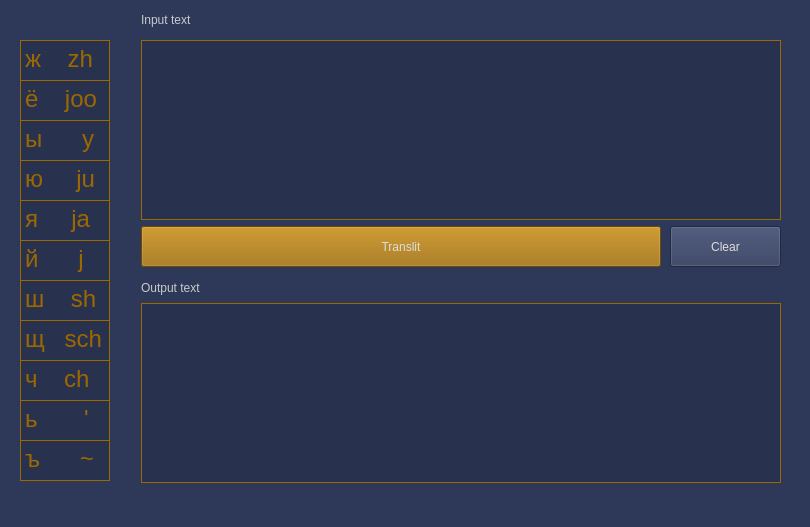
First picture: the form in ui_Il_Translit.ui, repository il721/il_translit, before the edit.
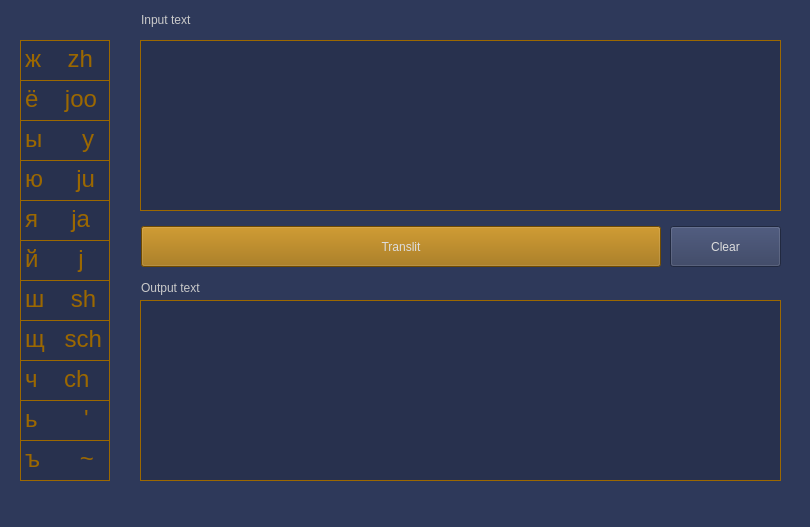
Second picture: the form after the edit. Icons and pictures are not drawn.

Commit message: Add (pre)activity for in/out windows and button translit

```diff
--- a/ui_Il_Translit.ui
+++ b/ui_Il_Translit.ui
@@ -39,21 +39,6 @@
      <string>Input text</string>
     </property>
    </widget>
-   <widget class="QPlainTextEdit" name="input_window">
-    <property name="geometry">
-     <rect>
-      <x>141</x>
-      <y>40</y>
-      <width>640</width>
-      <height>180</height>
-     </rect>
-    </property>
-    <property name="styleSheet">
-     <string notr="true">background-color: rgba(0, 0, 0, 35);
-border: 1px solid rgb(156, 104, 0);
-border-color: rgb(156, 104, 0);</string>
-    </property>
-   </widget>
    <widget class="QPushButton" name="translit_button">
     <property name="geometry">
      <rect>
@@ -395,21 +380,6 @@
      <string>Output text</string>
     </property>
    </widget>
-   <widget class="QPlainTextEdit" name="output_window">
-    <property name="geometry">
-     <rect>
-      <x>141</x>
-      <y>303</y>
-      <width>640</width>
-      <height>180</height>
-     </rect>
-    </property>
-    <property name="styleSheet">
-     <string notr="true">background-color: rgba(0, 0, 0, 35);
-border: 1px solid rgb(156, 104, 0);
-border-color: rgb(156, 104, 0);</string>
-    </property>
-   </widget>
    <widget class="QPushButton" name="clear_button">
     <property name="geometry">
      <rect>
@@ -437,6 +407,45 @@
      </size>
     </property>
    </widget>
+   <widget class="QLineEdit" name="input_window">
+    <property name="geometry">
+     <rect>
+      <x>140</x>
+      <y>40</y>
+      <width>641</width>
+      <height>171</height>
+     </rect>
+    </property>
+    <property name="styleSheet">
+     <string notr="true">background-color: rgba(0, 0, 0, 35);
+border: 1px solid rgb(156, 104, 0);
+border-color: rgb(156, 104, 0);</string>
+    </property>
+    <property name="alignment">
+     <set>Qt::AlignLeading|Qt::AlignLeft|Qt::AlignTop</set>
+    </property>
+   </widget>
+   <widget class="QLabel" name="output_window">
+    <property name="geometry">
+     <rect>
+      <x>140</x>
+      <y>300</y>
+      <width>641</width>
+      <height>181</height>
+     </rect>
+    </property>
+    <property name="styleSheet">
+     <string notr="true">background-color: rgba(0, 0, 0, 35);
+border: 1px solid rgb(156, 104, 0);
+border-color: rgb(156, 104, 0);</string>
+    </property>
+    <property name="text">
+     <string/>
+    </property>
+    <property name="alignment">
+     <set>Qt::AlignLeading|Qt::AlignLeft|Qt::AlignTop</set>
+    </property>
+   </widget>
   </widget>
  </widget>
  <resources>
```
The commit also changes 2 other files.
